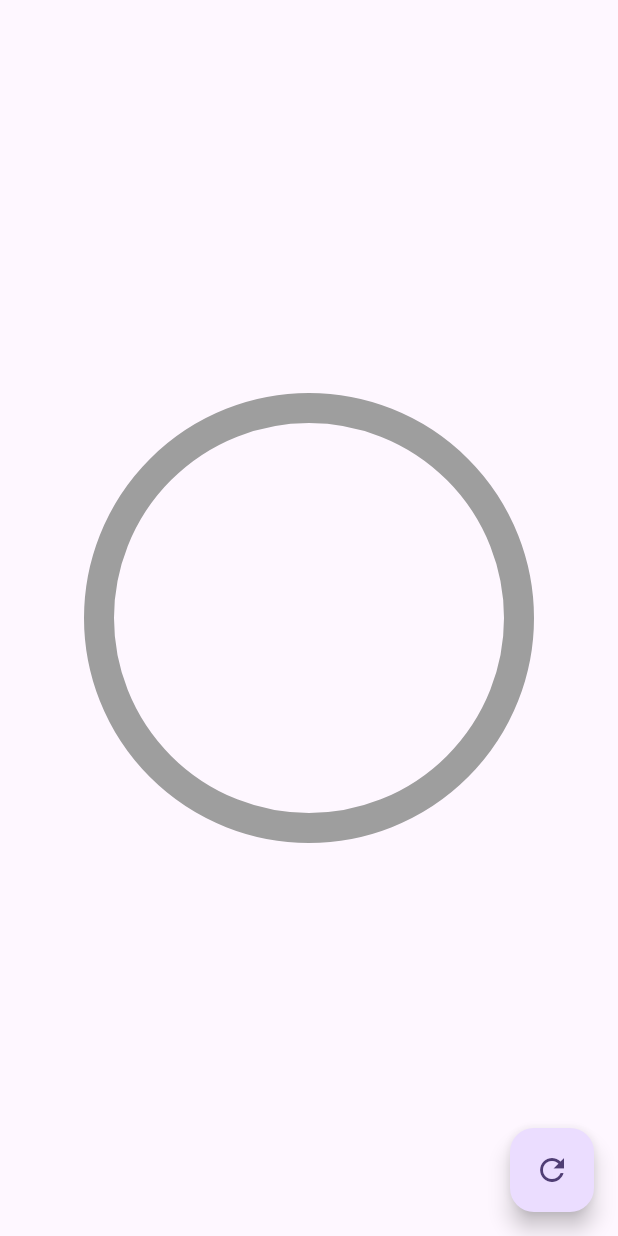
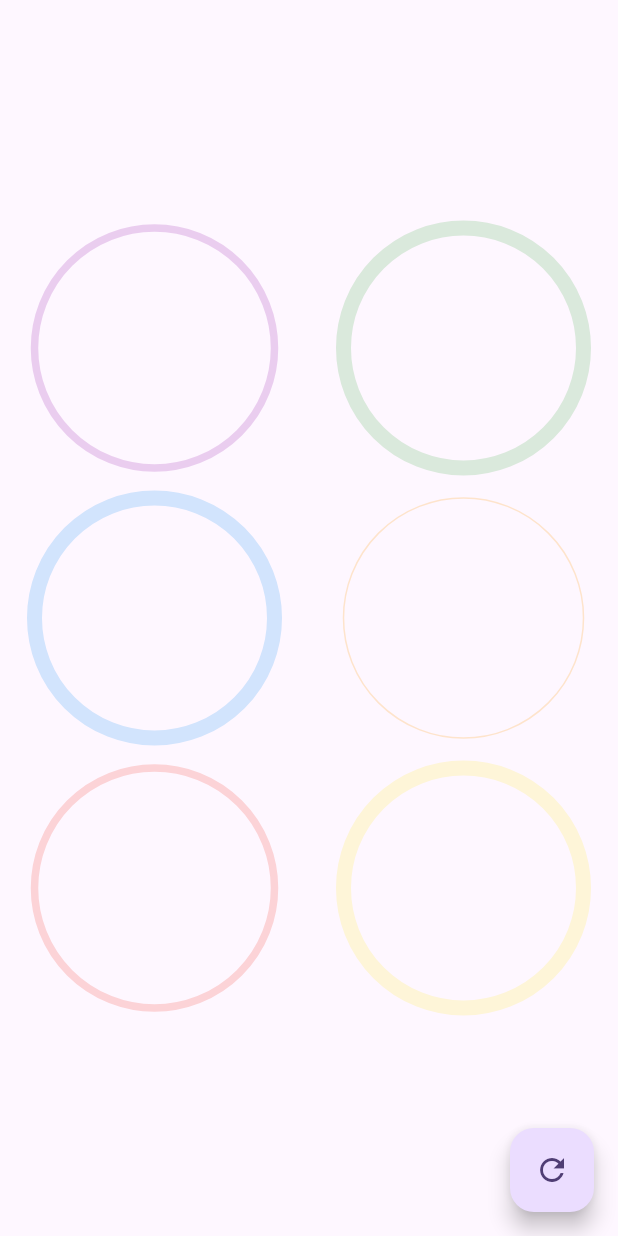
Before and after one commit to AugustoSan/curso_udemy_disenos, a Flutter app: the screen it shows after launch, on a phone screen of 412 x 824 dp. Run offline on Flutter 3.47's test engine with Material 3 defaults, Android fonts, the light colour scheme and no system bars.

Commit message:
se agregan los widgets personalizados de radial en el column

```diff
--- a/lib/src/pages/graficas_circulares_page.dart
+++ b/lib/src/pages/graficas_circulares_page.dart
@@ -13,17 +13,31 @@ class _GraficasCircularesPageState extends State<GraficasCircularesPage> {
   @override
   Widget build(BuildContext context) {
     return Scaffold(
-      body: Center(
-        child: SizedBox(
-          width: 300,
-          height: 300,
-          child: RadialProgressBar(
-            porcentaje: porcentaje,
-            colorPrimario: Colors.red,
-            colorSecundario: Colors.grey,
-            grosorSecundario: 20,
+      body: Column(
+        mainAxisAlignment: MainAxisAlignment.center,
+        children: [
+          Row(
+            mainAxisAlignment: MainAxisAlignment.spaceAround,
+            children: [
+              CustomRadialProgress(porcentaje: porcentaje, colorPrimario: Colors.purple, colorSecundario: Colors.purple.withOpacity(0.2), grosorPrimario: 10, grosorSecundario: 5),
+              CustomRadialProgress(porcentaje: porcentaje, colorPrimario: Colors.green, colorSecundario: Colors.green.withOpacity(0.2), grosorPrimario: 15, grosorSecundario: 10),
+            ],
           ),
-        ),
+          Row(
+            mainAxisAlignment: MainAxisAlignment.spaceAround,
+            children: [
+              CustomRadialProgress(porcentaje: porcentaje, colorPrimario: Colors.blue, colorSecundario: Colors.blue.withOpacity(0.2), grosorPrimario: 5, grosorSecundario: 10),
+              CustomRadialProgress(porcentaje: porcentaje, colorPrimario: Colors.orange, colorSecundario: Colors.orange.withOpacity(0.2), grosorPrimario: 2, grosorSecundario: 1),
+            ],
+          ),
+          Row(
+            mainAxisAlignment: MainAxisAlignment.spaceAround,
+            children: [
+              CustomRadialProgress(porcentaje: porcentaje, colorPrimario: Colors.red, colorSecundario: Colors.red.withOpacity(0.2), grosorPrimario: 5, grosorSecundario: 5),
+              CustomRadialProgress(porcentaje: porcentaje, colorPrimario: Colors.yellow, colorSecundario: Colors.yellow.withOpacity(0.2), grosorPrimario: 10, grosorSecundario: 10),
+            ],
+          ),
+        ],
       ),
       floatingActionButton: FloatingActionButton(
         child: const Icon(Icons.refresh),
@@ -39,3 +53,36 @@ class _GraficasCircularesPageState extends State<GraficasCircularesPage> {
     );
   }
 }
+
+class CustomRadialProgress extends StatelessWidget {
+  final double porcentaje;
+  final Color colorPrimario;
+  final Color colorSecundario;
+  final double grosorPrimario;
+  final double grosorSecundario;
+
+  const CustomRadialProgress({
+    super.key,
+    required this.porcentaje,
+    this.colorPrimario = Colors.blue,
+    this.colorSecundario = Colors.grey,
+    this.grosorPrimario = 10,
+    this.grosorSecundario = 4,
+  });
+
+
+  @override
+  Widget build(BuildContext context) {
+    return SizedBox(
+      width: 180,
+      height: 180,
+      child: RadialProgressBar(
+        porcentaje: porcentaje,
+        colorPrimario: colorPrimario,
+        colorSecundario: colorSecundario,
+        grosorPrimario: grosorPrimario,
+        grosorSecundario: grosorSecundario,
+      ),
+    );
+  }
+}
--- a/lib/src/widgets/radial_progress_bar.dart
+++ b/lib/src/widgets/radial_progress_bar.dart
@@ -32,9 +32,6 @@ class _RadialProgressBarState extends State<RadialProgressBar> with SingleTicker
       vsync: this,
       duration: const Duration(milliseconds: 200),
     );
-    controller.addListener(() {
-      setState(() {});
-    });
 
     super.initState();
   }
@@ -53,13 +50,14 @@ class _RadialProgressBarState extends State<RadialProgressBar> with SingleTicker
     return AnimatedBuilder(
       animation: controller,
       builder: (context, child) {
+        double porcentajeAnimado = ( widget.porcentaje - diferenciaAnimar ) + ( diferenciaAnimar * controller.value );
         return Container(
           width: double.infinity,
           height: double.infinity,
           padding: const EdgeInsets.all(10),
           child: CustomPaint(
             painter: _MiRadialProgress(
-              porcentaje: (widget.porcentaje - diferenciaAnimar) + (diferenciaAnimar * controller.value),
+              porcentaje: porcentajeAnimado,
               colorPrimario: widget.colorPrimario,
               colorSecundario: widget.colorSecundario,
               grosorPrimario: widget.grosorPrimario,
```
